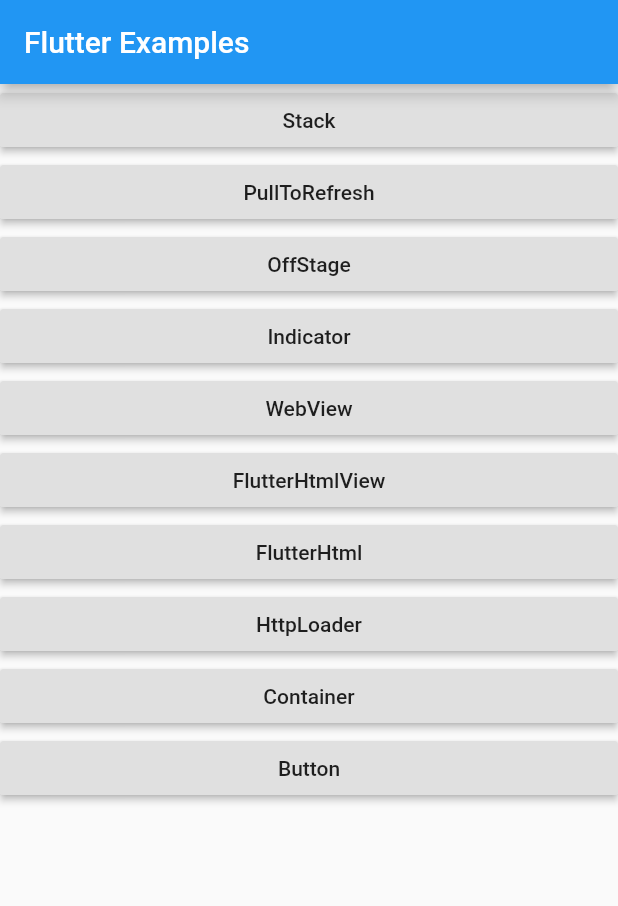
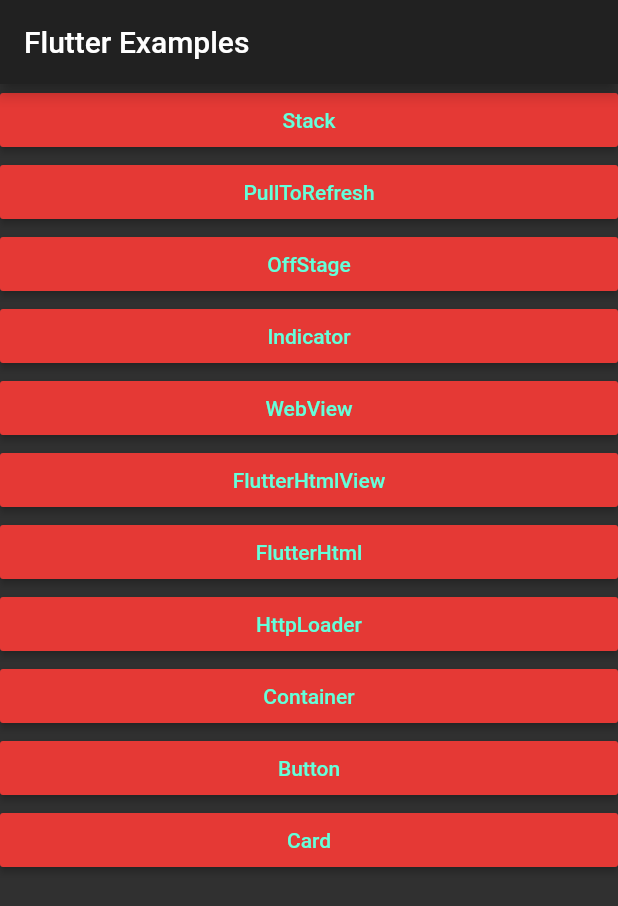
Before and after one commit to partnercloudsupport/aim, a Flutter app: the screen it shows after launch, on a phone screen of 412 x 824 dp. Shown: the top 906 px of the screen. Run offline on Flutter 3.47's test engine with Material 2 defaults, Android fonts, the phone set to English and light mode, and no system bars; our stand-ins replace dio, flutter_html, flutter_redux, pull_to_refresh, redux; missing offline and left inert: flutter_html_view, flutter_webview_plugin; generated files the repository leaves out were written again.

Commit message:
for backup

```diff
--- a/src/example/lib/main.dart
+++ b/src/example/lib/main.dart
@@ -2,7 +2,6 @@
 import 'package:flutter/cupertino.dart';
 
 import 'theme.dart';
-
 import 'src/stack.dart';
 import 'src/push_to_refresh.dart';
 import 'src/offstage.dart';
@@ -13,6 +12,8 @@
 import 'src/http_loader.dart';
 import 'src/container.dart';
 import 'src/button.dart';
+import 'src/card.dart';
+
 
 void main() => runApp(MyExampleApp());
 
@@ -23,7 +24,7 @@
   Widget build(BuildContext context) {
     return MaterialApp(
       home: HomePageWidget(),
-      theme: ThemeData.light().copyWith(platform: TargetPlatform.android)
+      theme: AimTheme.theme1
     );
   }
 }
@@ -45,7 +46,8 @@
     Example('FlutterHtml', FlutterHtmlExamplePage()),
     Example('HttpLoader', HttpLoaderWidget(url: '')),
     Example('Container', ContainerExampleWidget()),
-    Example('Button', ButtonExampleWidget(),)
+    Example('Button', ButtonExampleWidget(),),
+    Example('Card', CardExamples()),
   ];
 
   @override
--- /dev/null
+++ b/src/example/lib/src/common.dart
@@ -0,0 +1,8 @@
+import 'package:flutter/material.dart';
+
+
+class Example {
+  final String name;
+  final Widget widget;
+  Example(this.name, this.widget);
+}
--- a/src/example/lib/theme.dart
+++ b/src/example/lib/theme.dart
@@ -3,6 +3,10 @@
 
 class AimTheme {
   static final theme1 = ThemeData.dark().copyWith(
-    buttonColor: Colors.grey
+    buttonColor: Colors.grey,
+    buttonTheme: ButtonThemeData(
+      textTheme: ButtonTextTheme.accent,
+      buttonColor: Colors.red[600]
+    )
   );
 }
```
Also changed, not shown: src/example/lib/src/card.dart (added, +58 -0 lines), 1 other file.
